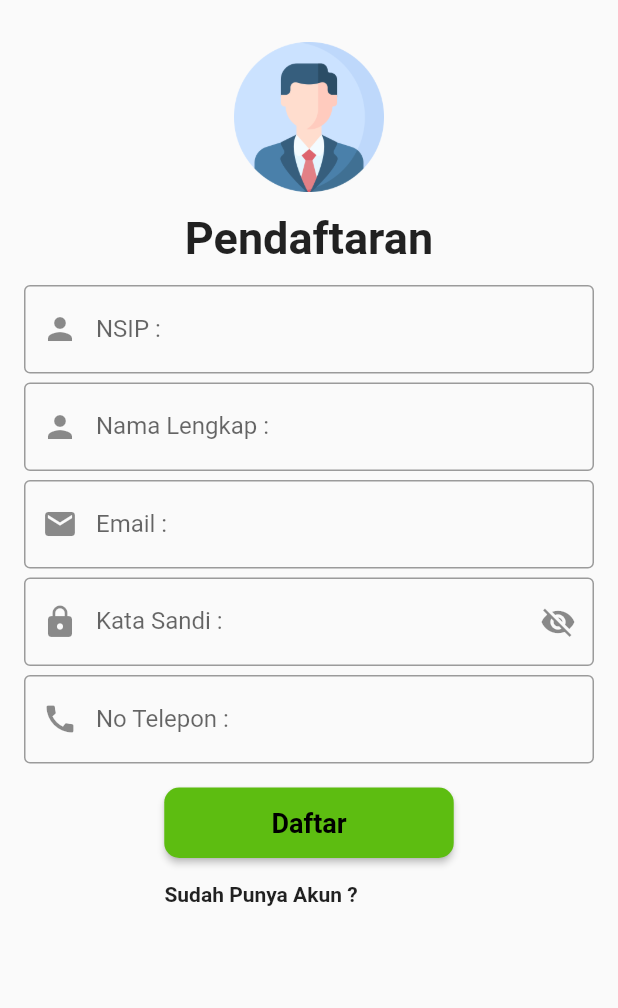
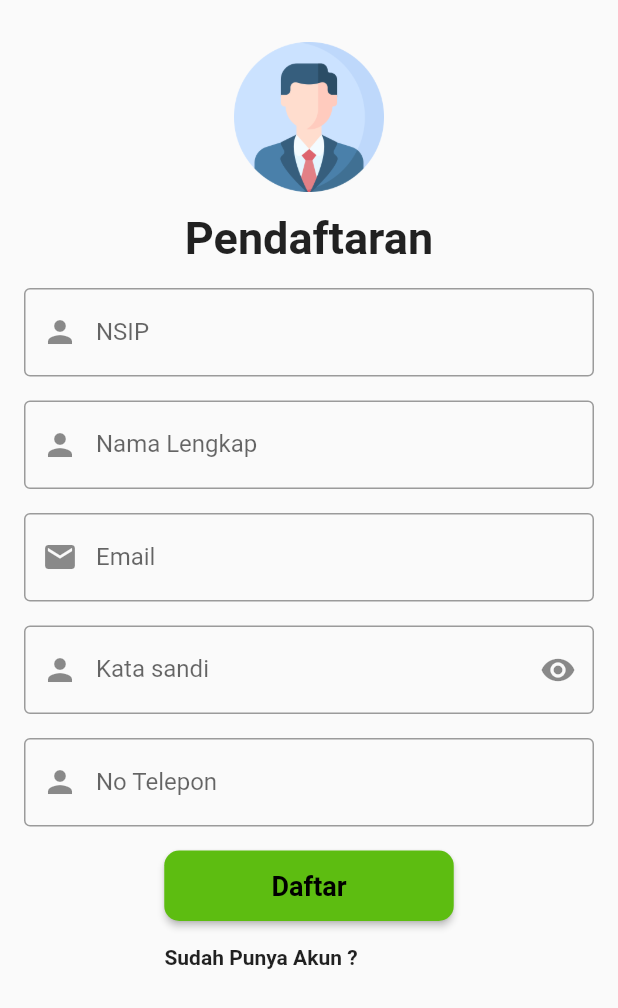
Before and after one commit to AsriAzhari123/Medical-Record-Dart, a Flutter app: the MyRegister screen opened directly, on a phone screen of 412 x 824 dp. Shown: the top 1008 px of the screen. Run offline on Flutter 3.47's test engine with Material 2 defaults, Android fonts, the light colour scheme and no system bars.

Commit message:
Update code

```diff
--- a/lib/Layer/Register.dart
+++ b/lib/Layer/Register.dart
@@ -1,5 +1,6 @@
 import 'package:flutter/material.dart';
 import 'package:rekapmedis/Layer/Login.dart';
+import 'package:rekapmedis/Layer/template_form.dart';
 
 class MyRegister extends StatefulWidget {
   const MyRegister({super.key});
@@ -9,7 +10,13 @@ class MyRegister extends StatefulWidget {
 }
 
 class _MyRegisterState extends State<MyRegister> {
-  bool _isPasswordVisible = false;
+  List form = [
+    {"NAME": "NSIP", "ICON": Icons.person, "OBS": false},
+    {"NAME": "Nama Lengkap", "ICON": Icons.person, "OBS": false},
+    {"NAME": "Email", "ICON": Icons.email, "OBS": false},
+    {"NAME": "Kata sandi", "ICON": Icons.person, "OBS": true},
+    {"NAME": "No Telepon", "ICON": Icons.person, "OBS": false},
+  ];
   @override
   Widget build(BuildContext context) {
     return Scaffold(
@@ -33,57 +40,13 @@ class _MyRegisterState extends State<MyRegister> {
                   style: TextStyle(fontSize: 30, fontWeight: FontWeight.bold),
                 ),
               ),
-              Padding(
-                padding: EdgeInsets.fromLTRB(8, 6, 8, 0),
-                child: TextFormField(
-                    decoration: InputDecoration(
-                        prefixIcon: Icon(Icons.person),
-                        label: Text("NSIP : "),
-                        border: OutlineInputBorder())),
-              ),
-              Padding(
-                padding: EdgeInsets.fromLTRB(8, 6, 8, 0),
-                child: TextFormField(
-                    decoration: InputDecoration(
-                        prefixIcon: Icon(Icons.person),
-                        label: Text("Nama Lengkap : "),
-                        border: OutlineInputBorder())),
-              ),
-              Padding(
-                padding: EdgeInsets.fromLTRB(8, 6, 8, 0),
-                child: TextFormField(
-                    decoration: InputDecoration(
-                        prefixIcon: Icon(Icons.email),
-                        label: Text("Email : "),
-                        border: OutlineInputBorder())),
-              ),
-              Padding(
-                padding: EdgeInsets.fromLTRB(8, 6, 8, 0),
-                child: TextFormField(
-                    obscureText: !_isPasswordVisible,
-                    decoration: InputDecoration(
-                        label: Text("Kata Sandi : "),
-                        prefixIcon: Icon(Icons.lock),
-                        suffixIcon: IconButton(
-                          icon: Icon(_isPasswordVisible
-                              ? Icons.visibility
-                              : Icons.visibility_off),
-                          onPressed: () {
-                            setState(() {
-                              _isPasswordVisible = !_isPasswordVisible;
-                            });
-                          },
-                        ),
-                        border: OutlineInputBorder())),
-              ),
-              Padding(
-                padding: EdgeInsets.fromLTRB(8, 6, 8, 8),
-                child: TextFormField(
-                    decoration: InputDecoration(
-                        prefixIcon: Icon(Icons.call),
-                        label: Text("No Telepon : "),
-                        border: OutlineInputBorder())),
-              ),
+              Column(
+                  children: List.generate(
+                      form.length,
+                      (index) => MyInput(
+                          obsecure: form[index]["OBS"],
+                          NAME: form[index]["NAME"],
+                          Logo: form[index]["ICON"]))),
               Padding(
                 padding: EdgeInsets.all(8.0),
                 child: SizedBox(
--- a/lib/Layer/template_form.dart
+++ b/lib/Layer/template_form.dart
@@ -1,4 +1,5 @@
 import 'package:flutter/material.dart';
+import 'package:flutter/services.dart';
 
 class MyInput extends StatefulWidget {
   final bool obsecure;
@@ -27,8 +28,18 @@ class _MyInputState extends State<MyInput> {
       padding: EdgeInsets.all(8.0),
       child: TextFormField(
           obscureText: check,
+          keyboardType: (widget.NAME == "NSIP" || widget.NAME == "No Telepon")
+              ? TextInputType.number
+              : TextInputType.text,
+          inputFormatters:
+              (widget.NAME == "NSIP" || widget.NAME == "No Telepon")
+                  ? <TextInputFormatter>[FilteringTextInputFormatter.digitsOnly]
+                  : null,
+          maxLength:
+              (widget.NAME == "NSIP" || widget.NAME == "No telepon") ? 9 : null,
           decoration: InputDecoration(
               label: Text(widget.NAME),
+              counterText: "",
               prefixIcon: Icon(widget.Logo),
               suffixIcon: IconButton(
                 icon: widget.NAME != "Kata sandi"
```
